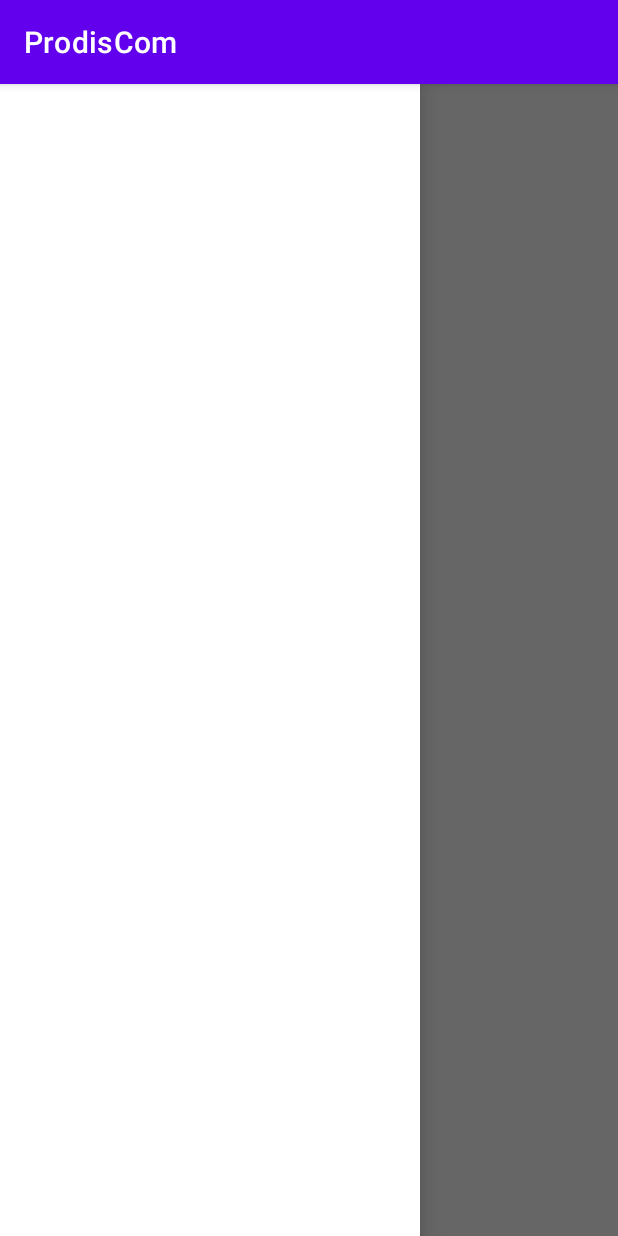
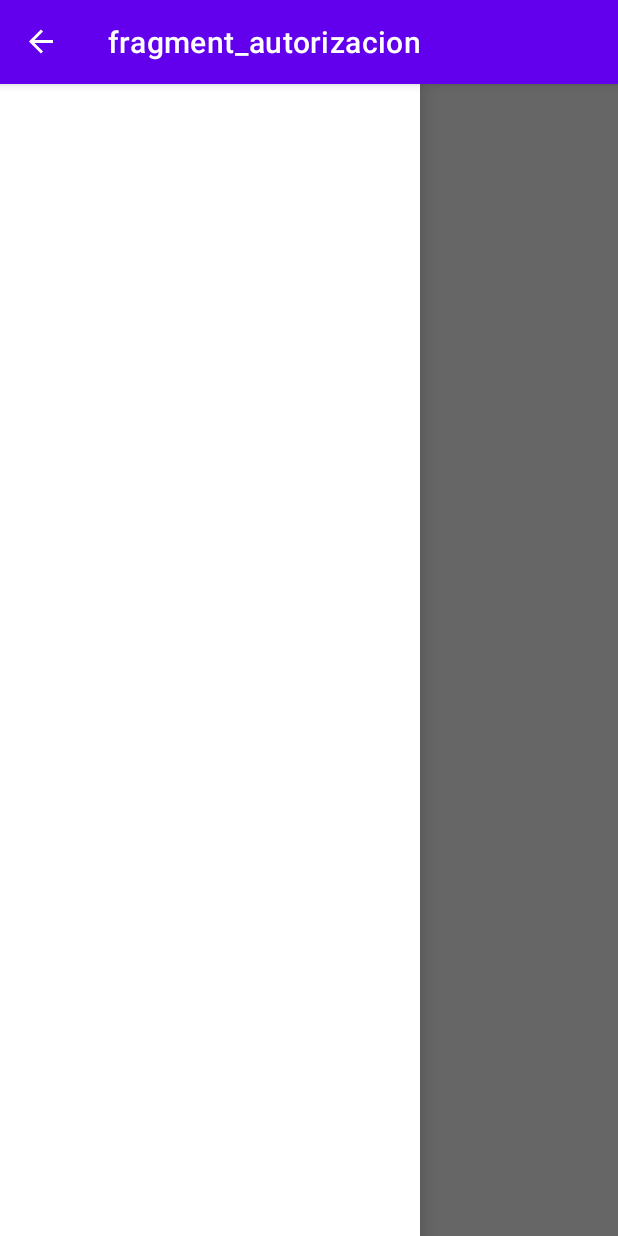
Before and after one commit to 1nf3r/ProdisComApp, an Android app: the Autorizacion screen opened through its navigation route, with the side drawer open, on a phone screen of 412 x 824 dp. Run offline under Robolectric (Android 15) with nearby library versions, the phone set to English and light mode, and no system bars; our stand-ins replace data binding, navigation-ui.

Commit message:
Navegavilidad a pantalla autorizacion y usuario hecha.

```diff
--- a/app/src/main/java/cat/copernic/jose/antonio/miranda/prodiscomtest/Autorizacion.kt
+++ b/app/src/main/java/cat/copernic/jose/antonio/miranda/prodiscomtest/Autorizacion.kt
@@ -5,15 +5,26 @@ import androidx.fragment.app.Fragment
 import android.view.LayoutInflater
 import android.view.View
 import android.view.ViewGroup
+import androidx.navigation.Navigation
+import cat.copernic.jose.antonio.miranda.prodiscomtest.databinding.FragmentAutorizacionBinding
+import cat.copernic.jose.antonio.miranda.prodiscomtest.databinding.FragmentMenuPrincipalBinding
 
 class Autorizacion : Fragment() {
 
+    private var _binding: FragmentAutorizacionBinding? = null
+    private val binding get() = _binding!!
     override fun onCreateView(
         inflater: LayoutInflater, container: ViewGroup?,
         savedInstanceState: Bundle?
-    ): View? {
-        // Inflate the layout for this fragment
-        return inflater.inflate(R.layout.fragment_autorizacion, container, false)
+    ): View {
+        _binding = FragmentAutorizacionBinding.inflate(inflater, container, false)
+
+        //binding.btnToUsuarios.setOnClickListener(Navigation.createNavigateOnClickListener(R.id.usuarios, null))
+
+
+
+
+        return binding.root
     }
 
 
--- a/app/src/main/java/cat/copernic/jose/antonio/miranda/prodiscomtest/MainActivity.kt
+++ b/app/src/main/java/cat/copernic/jose/antonio/miranda/prodiscomtest/MainActivity.kt
@@ -5,6 +5,8 @@ import android.os.Bundle
 import android.util.Log
 import androidx.databinding.DataBindingUtil
 import androidx.drawerlayout.widget.DrawerLayout
+import androidx.navigation.findNavController
+import androidx.navigation.ui.NavigationUI
 import cat.copernic.jose.antonio.miranda.prodiscomtest.databinding.ActivityMainBinding
 
 class MainActivity : AppCompatActivity() {
@@ -14,8 +16,14 @@ class MainActivity : AppCompatActivity() {
         super.onCreate(savedInstanceState)
         @Suppress("UNUSED_VARIABLE")
         val binding = DataBindingUtil.setContentView<ActivityMainBinding>(this, R.layout.activity_main)
-        Log.i("Login","Lo hace")
+
         drawerLayout = binding.drawerLayout
+
+        val navController = this.findNavController(R.id.visualizarFragment)
+
+        NavigationUI.setupActionBarWithNavController(this,navController, drawerLayout)
+
+        NavigationUI.setupWithNavController(binding.vistaNavegacion, navController)
 
 
     }
--- a/app/src/main/java/cat/copernic/jose/antonio/miranda/prodiscomtest/Menu_principal.kt
+++ b/app/src/main/java/cat/copernic/jose/antonio/miranda/prodiscomtest/Menu_principal.kt
@@ -1,12 +1,13 @@
 package cat.copernic.jose.antonio.miranda.prodiscomtest
 
 import android.os.Bundle
-import android.util.Log
 import androidx.fragment.app.Fragment
 import android.view.LayoutInflater
 import android.view.View
 import android.view.ViewGroup
+import androidx.navigation.Navigation
 import cat.copernic.jose.antonio.miranda.prodiscomtest.databinding.FragmentMenuPrincipalBinding
+
 
 class Menu_principal : Fragment() {
 
@@ -15,9 +16,14 @@ class Menu_principal : Fragment() {
     override fun onCreateView(
         inflater: LayoutInflater, container: ViewGroup?,
         savedInstanceState: Bundle?
-    ): View? {
-        Log.i("Login", "Si entra")
+    ): View {
         _binding = FragmentMenuPrincipalBinding.inflate(inflater, container, false)
+
+        binding.btnToUsuarios.setOnClickListener(Navigation.createNavigateOnClickListener(R.id.usuarios, null))
+        binding.btnToAutorizaciones.setOnClickListener(Navigation.createNavigateOnClickListener(R.id.autorizacion, null))
+        binding.btnToSalir.setOnClickListener {
+        //Falta poner funcion para hacer log out
+        }
 
         return binding.root
     }
--- a/app/src/main/res/navigation/navigation.xml
+++ b/app/src/main/res/navigation/navigation.xml
@@ -12,10 +12,18 @@
         <action
             android:id="@+id/action_menu_principal_to_autorizacion"
             app:destination="@id/autorizacion" />
+        <action
+            android:id="@+id/action_menu_principal_to_usuarios"
+            app:destination="@id/usuarios" />
     </fragment>
     <fragment
         android:id="@+id/autorizacion"
         android:name="cat.copernic.jose.antonio.miranda.prodiscomtest.Autorizacion"
         android:label="fragment_autorizacion"
         tools:layout="@layout/fragment_autorizacion" />
+    <fragment
+        android:id="@+id/usuarios"
+        android:name="cat.copernic.jose.antonio.miranda.prodiscomtest.Usuarios"
+        android:label="fragment_usuarios"
+        tools:layout="@layout/fragment_usuarios" />
 </navigation>
```
Also changed, not shown: app/src/main/java/cat/copernic/jose/antonio/miranda/prodiscomtest/Usuarios.kt (added, +19 -0 lines), app/src/main/res/layout/fragment_usuarios.xml (added, +14 -0 lines).
